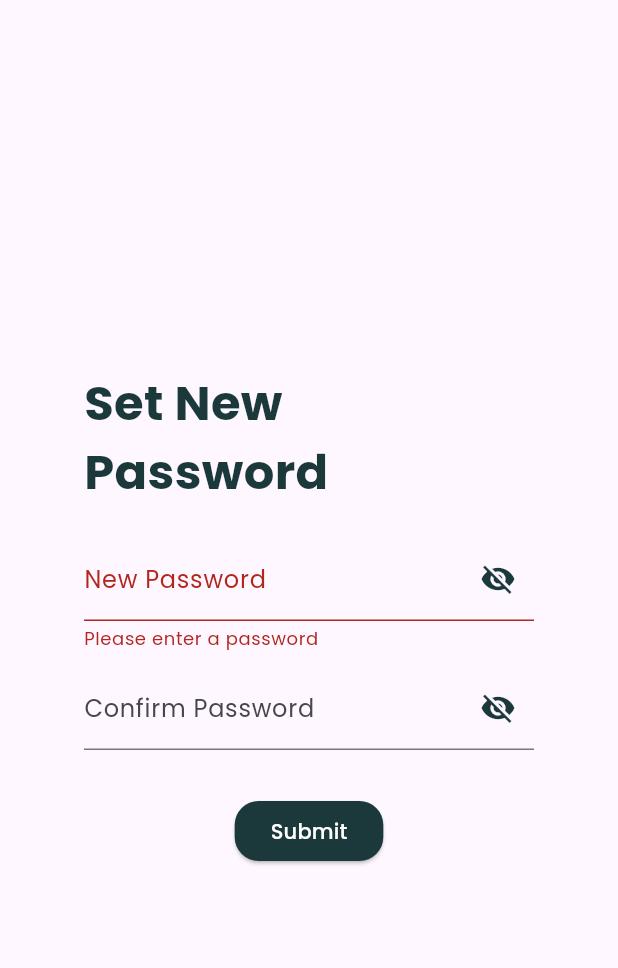
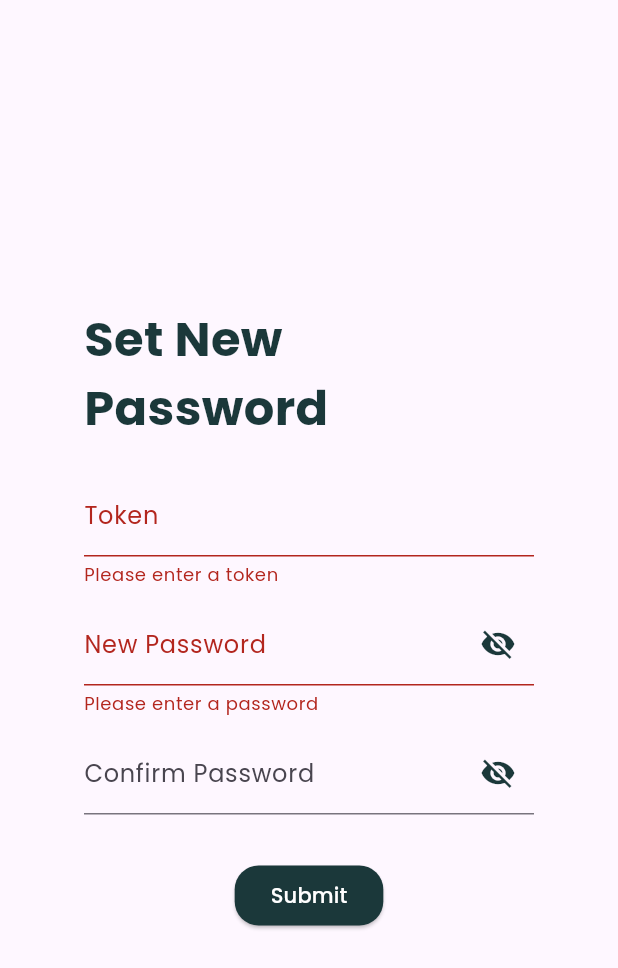
Before and after one commit to son1cleo/SchedulEase, a Flutter app: the SetNewPasswordScreen screen opened directly, after a tap on "Submit", on a phone screen of 412 x 824 dp. Shown: the top 968 px of the screen. Run offline on Flutter 3.47's test engine with Material 3 defaults, Android fonts, the phone set to English and light mode, and no system bars.

```diff
--- a/client/lib/screens/check_mail.dart
+++ b/client/lib/screens/check_mail.dart
@@ -55,7 +55,7 @@ class CheckEmailScreen extends StatelessWidget {
               ),
             ),
             child: Text(
-              'Back to Login',
+              'Proceed',
               style: TextStyle(color: Colors.white),
             ),
           ),
--- a/client/lib/screens/login.dart
+++ b/client/lib/screens/login.dart
@@ -43,7 +43,9 @@ class _LogInScreenState extends State<LogInScreen> {
       );
 
       if (response.statusCode == 200) {
-        print("Login successful: ${response.body}");
+        ScaffoldMessenger.of(context).showSnackBar(
+          SnackBar(content: Text('Login successful!')),
+        );
         Navigator.push(
           context,
           MaterialPageRoute(builder: (context) => DashboardScreen()),
--- a/client/lib/screens/new_password.dart
+++ b/client/lib/screens/new_password.dart
@@ -1,7 +1,9 @@
-import 'package:client/screens/login.dart';
+import 'dart:convert';
 import 'package:flutter/material.dart';
 import 'package:client/theme.dart';
 import 'package:client/responsive.dart';
+import 'package:http/http.dart' as http;
+import 'package:client/screens/login.dart';
 
 class SetNewPasswordScreen extends StatefulWidget {
   @override
@@ -14,6 +16,7 @@ class _SetNewPasswordScreenState extends State<SetNewPasswordScreen> {
   bool _isObscureConfirm = true;
   String? newPassword;
   String? confirmPassword;
+  String? token;
 
   @override
   Widget build(BuildContext context) {
@@ -47,6 +50,14 @@ class _SetNewPasswordScreenState extends State<SetNewPasswordScreen> {
               style: titleText,
             ),
             SizedBox(height: 20),
+            _buildPasswordField('Token', true, (value) {
+              token = value;
+              if (value == null || value.isEmpty) {
+                return 'Please enter a token';
+              }
+              return null;
+            }),
+            SizedBox(height: 10),
             _buildPasswordField('New Password', true, (value) {
               newPassword = value;
               if (value == null || value.isEmpty) {
@@ -67,17 +78,7 @@ class _SetNewPasswordScreenState extends State<SetNewPasswordScreen> {
             }),
             SizedBox(height: 30),
             ElevatedButton(
-              onPressed: () {
-                if (_formKey.currentState!.validate()) {
-                  ScaffoldMessenger.of(context).showSnackBar(
-                    SnackBar(content: Text('Password updated successfully!')),
-                  );
-                  Navigator.push(
-                    context,
-                    MaterialPageRoute(builder: (context) => LogInScreen()),
-                  );
-                }
-              },
+              onPressed: _submitForm,
               style: ElevatedButton.styleFrom(
                 backgroundColor: kPrimaryColor,
                 shape: RoundedRectangleBorder(
@@ -98,13 +99,19 @@ class _SetNewPasswordScreenState extends State<SetNewPasswordScreen> {
   Widget _buildPasswordField(
       String label, bool isNewPassword, FormFieldValidator<String> validator) {
     return TextFormField(
-      obscureText: isNewPassword ? _isObscure : _isObscureConfirm,
+      obscureText: label == 'Token'
+          ? false
+          : (isNewPassword
+              ? _isObscure
+              : _isObscureConfirm), // Always false for Token field
       decoration: InputDecoration(
         labelText: label,
         focusedBorder: UnderlineInputBorder(
           borderSide: BorderSide(color: kPrimaryColor),
         ),
-        suffixIcon: IconButton(
+        // Only show the suffix icon for password fields (New Password, Confirm Password)
+        suffixIcon: (label == 'New Password' || label == 'Confirm Password')
+            ? IconButton(
                 onPressed: () {
                   setState(() {
                     if (isNewPassword) {
@@ -117,12 +124,44 @@ class _SetNewPasswordScreenState extends State<SetNewPasswordScreen> {
                 icon: Icon(
                   isNewPassword
                       ? (_isObscure ? Icons.visibility_off : Icons.visibility)
-                : (_isObscureConfirm ? Icons.visibility_off : Icons.visibility),
+                      : (_isObscureConfirm
+                          ? Icons.visibility_off
+                          : Icons.visibility),
                   color: kPrimaryColor,
                 ),
-        ),
+              )
+            : null, // No icon for token field
       ),
       validator: validator,
     );
   }
+
+  // Submit form and call API
+  void _submitForm() async {
+    if (_formKey.currentState!.validate()) {
+      final response = await http.post(
+        Uri.parse('http://127.0.0.1:5000/auth/reset-password/'),
+        headers: {'Content-Type': 'application/json'},
+        body: json.encode({
+          'token': token,
+          'newPassword': newPassword,
+        }),
+      );
+
+      if (response.statusCode == 200) {
+        ScaffoldMessenger.of(context).showSnackBar(
+          SnackBar(content: Text('Password updated successfully!')),
+        );
+        Navigator.pushReplacement(
+          context,
+          MaterialPageRoute(builder: (context) => LogInScreen()),
+        );
+      } else {
+        ScaffoldMessenger.of(context).showSnackBar(
+          SnackBar(
+              content: Text('Failed to update password. Please try again.')),
+        );
       }
+    }
+  }
+}
```
Also changed, not shown: client/lib/screens/reset_password.dart (+32 -10 lines), client/lib/screens/signup.dart (+76 -26 lines), client/lib/widgets/reset_form.dart (+6 -3 lines), client/lib/widgets/signup_form.dart (+14 -3 lines), 1 other file. Lines whose indentation alone changed are shown as unchanged.
